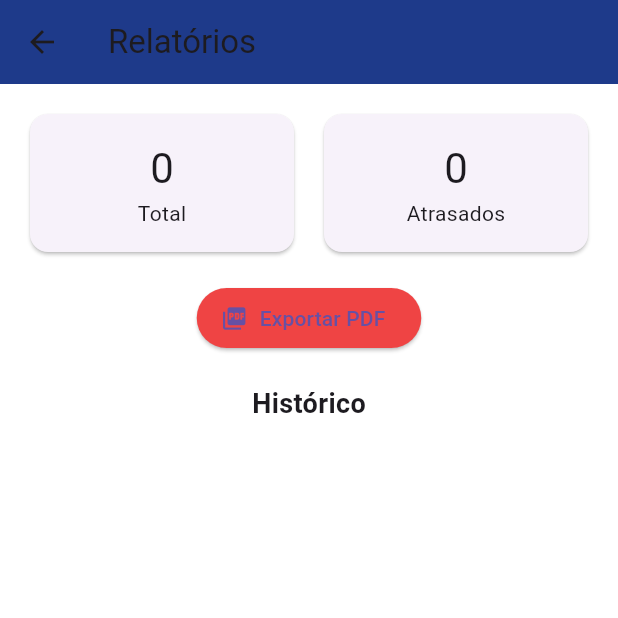
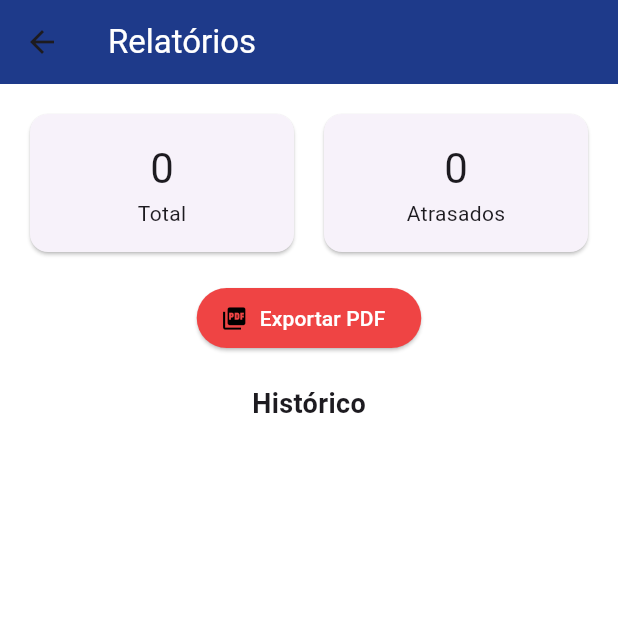
Before and after one commit to Ricklumo/SIMP, a Flutter app: the ReportsMobile screen opened directly, on a phone screen of 412 x 824 dp, the top half of it. Run offline on Flutter 3.47's test engine with Material 3 defaults, Android fonts, the phone set to English and light mode, and no system bars; our stand-ins replace pdf, qr_flutter, sqflite, sqflite_common_ffi; accounts and stored records are empty.

Commit message:
atualizacao v1

```diff
--- a/lib/screens/dashboard/dashboard_mobile.dart
+++ b/lib/screens/dashboard/dashboard_mobile.dart
@@ -31,7 +31,7 @@ class DashboardMobile extends StatelessWidget {
             .length;
 
         return Scaffold(
-          appBar: AppBar(title: const Text('Dashboard')),
+          appBar: AppBar(title: const Text('Dashboard', style: TextStyle(color: Colors.white),)),
           body: Padding(
             padding: const EdgeInsets.all(16),
             child: ListView(
--- a/lib/screens/items/add_item_mobile.dart
+++ b/lib/screens/items/add_item_mobile.dart
@@ -21,7 +21,7 @@ class _AddItemMobileState extends State<AddItemMobile> {
   @override
   Widget build(BuildContext context) {
     return Scaffold(
-      appBar: AppBar(title: const Text('Novo Item')),
+      appBar: AppBar(title: const Text('Novo Item', style: TextStyle(color: Colors.white))),
       body: Padding(
         padding: const EdgeInsets.all(16),
         child: ListView(
--- a/lib/screens/reports/reports_mobile.dart
+++ b/lib/screens/reports/reports_mobile.dart
@@ -25,7 +25,12 @@ class ReportsMobile extends StatelessWidget {
             .length;
 
         return Scaffold(
-          appBar: AppBar(title: const Text('Relatórios')),
+          appBar: AppBar(
+            title: const Text(
+              'Relatórios',
+              style: TextStyle(color: Colors.white),
+            ),
+          ),
           body: Padding(
             padding: const EdgeInsets.all(16),
             child: Column(
@@ -44,8 +49,11 @@ class ReportsMobile extends StatelessWidget {
                 const SizedBox(height: 16),
 
                 ElevatedButton.icon(
-                  icon: const Icon(Icons.picture_as_pdf),
-                  label: const Text('Exportar PDF'),
+                  icon: const Icon(Icons.picture_as_pdf, color: Colors.black),
+                  label: const Text(
+                    'Exportar PDF',
+                    style: TextStyle(color: Colors.white),
+                  ),
                   style: ElevatedButton.styleFrom(
                     backgroundColor: SimpTheme.vermelho,
                   ),
--- a/lib/widgets/sidebar.dart
+++ b/lib/widgets/sidebar.dart
@@ -18,9 +18,9 @@ class Sidebar extends StatelessWidget {
       color: SimpTheme.azul,
       child: Column(
         children: [
-          const SizedBox(height: 10),
-          Image.asset('assets/logo_simp_transparente.png', height: 150),
-          const SizedBox(height: 40),
+          const SizedBox(height: 60),
+          Image.asset('assets/logo_simp_transparente.png', height: 200,),
+          const SizedBox(height: 70),
           _buildItem(Icons.dashboard, 'Dashboard', 0),
           _buildItem(Icons.add_circle, 'Novo Item', 1),
           _buildItem(Icons.inventory, 'Itens', 2),
```
Also changed, not shown: lib/screens/items/items_list_mobile.dart (+6 -1 lines), lib/screens/reports/reports_desktop.dart (+5 -2 lines), assets/logo_simp_transparente.png.
